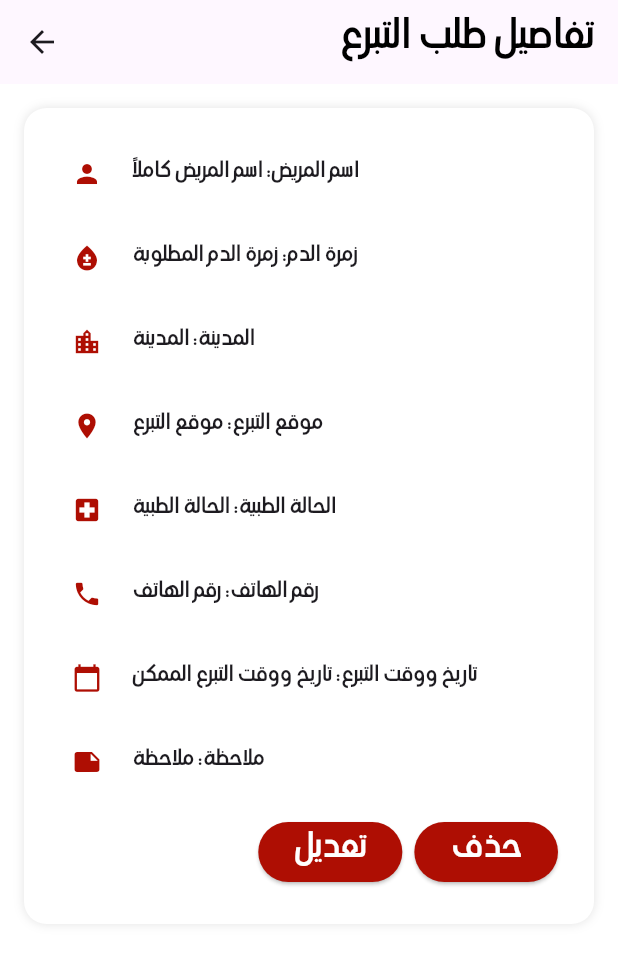
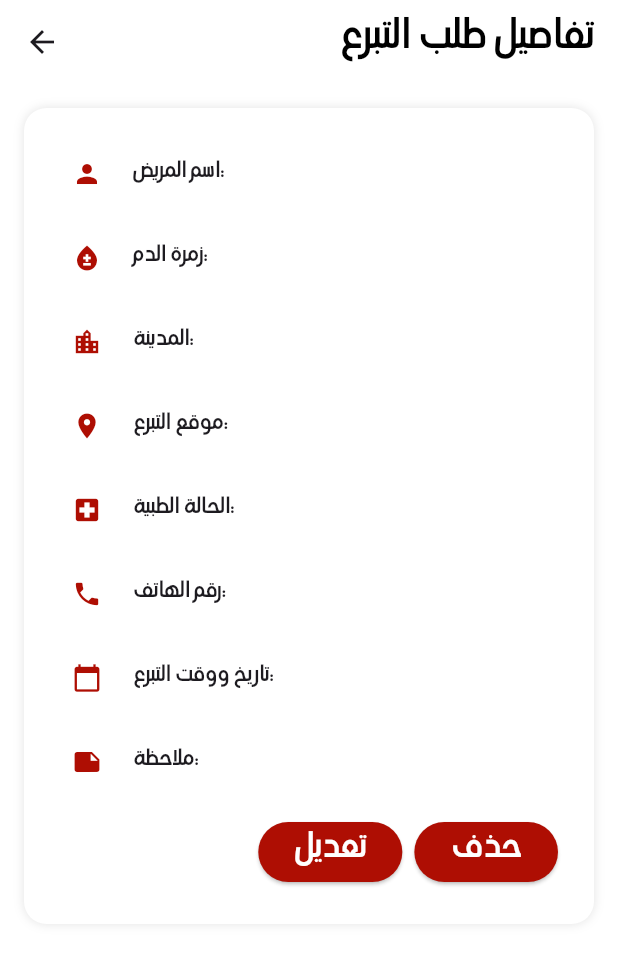
Before and after one commit to Kreatbox/iithar, a Flutter app: the MyRequestScreen screen opened by its route, on a phone screen of 412 x 824 dp. Shown: the top 964 px of the screen. Run offline on Flutter 3.47's test engine with Material 3 defaults, Android fonts, the phone set to English and light mode, and no system bars; our stand-ins replace cloud_firestore, firebase_auth, firebase_core, flutter_map, get, latlong2 and 3 more; accounts and stored records are empty.

Commit message:
تعديلات خط

```diff
--- a/lib/screens/accounts/my_request.dart
+++ b/lib/screens/accounts/my_request.dart
@@ -5,7 +5,8 @@ class MyRequestScreen extends StatelessWidget {
   Widget build(BuildContext context) {
     return Scaffold(
       backgroundColor: Colors.white,
-      appBar: AppBar(
+      appBar: AppBar(      backgroundColor: Colors.white,
+
         title: Align(
           alignment: Alignment.centerRight,
           child: Text(
@@ -23,14 +24,14 @@ class MyRequestScreen extends StatelessWidget {
         padding: EdgeInsets.all(16.0),
         children: <Widget>[
           BloodDonationRequestCard(
-            patientName: 'اسم المريض كاملاً',
-            bloodType: 'زمرة الدم المطلوبة',
-            city: 'المدينة',
-            donationLocation: 'موقع التبرع',
-            medicalCondition: 'الحالة الطبية',
-            phoneNumber: 'رقم الهاتف',
-            donationDateTime: 'تاريخ ووقت التبرع الممكن',
-            note: 'ملاحظة',
+            patientName: '  ',
+            bloodType: '  ',
+            city: '',
+            donationLocation: ' ',
+            medicalCondition: ' ',
+            phoneNumber: ' ',
+            donationDateTime: '   ',
+            note: '',
           ),
         ],
       ),
--- a/lib/screens/donation_requests.dart
+++ b/lib/screens/donation_requests.dart
@@ -7,7 +7,11 @@ class DonationRequestScreen extends StatelessWidget {
   Widget build(BuildContext context) {
     return Scaffold(
         appBar: AppBar(
-      title: const Text('طلبات التبرع'),
+      title: const Text('طلبات التبرع',style: TextStyle(
+              fontFamily: 'HSI',
+              fontSize: 30,
+              color: Colors.black,
+            ),),
         ),
       );
   }
```
Also changed, not shown: lib/screens/donation_form.dart (+12 -2 lines), lib/screens/notification_screen.dart (+6 -1 lines).
